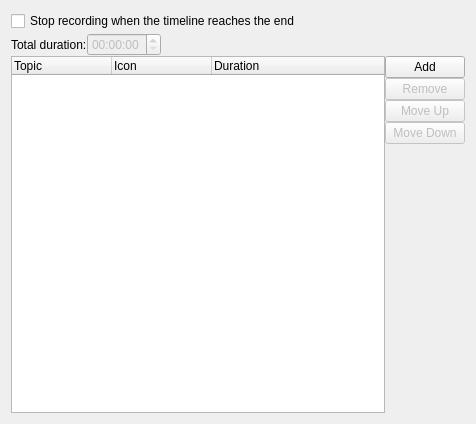
First picture: the form in src/config/ui/timelineconfig.ui, repository hippich/recorditnow, before the edit.
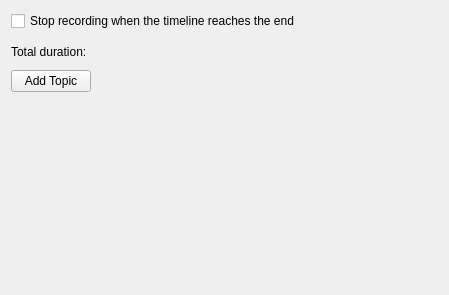
Second picture: the form after the edit. Custom widgets are drawn as their Qt base class.

Commit message: use the new list also here

What changed in the file:
```diff
--- a/src/config/ui/timelineconfig.ui
+++ b/src/config/ui/timelineconfig.ui
@@ -6,22 +6,16 @@
    <rect>
     <x>0</x>
     <y>0</y>
-    <width>476</width>
-    <height>424</height>
+    <width>449</width>
+    <height>295</height>
    </rect>
   </property>
   <property name="windowTitle">
    <string notr="true"/>
   </property>
   <layout class="QVBoxLayout" name="verticalLayout_4">
-   <property name="spacing">
-    <number>0</number>
-   </property>
    <item>
     <layout class="QFormLayout" name="formLayout">
-     <property name="fieldGrowthPolicy">
-      <enum>QFormLayout::ExpandingFieldsGrow</enum>
-     </property>
      <item row="0" column="0" colspan="2">
       <widget class="QCheckBox" name="kcfg_timeLineStop">
        <property name="text">
@@ -29,23 +23,6 @@
        </property>
       </widget>
      </item>
-     <item row="2" column="0">
-      <widget class="QLabel" name="label">
-       <property name="text">
-        <string>Total duration:</string>
-       </property>
-      </widget>
-     </item>
-     <item row="2" column="1">
-      <widget class="QTimeEdit" name="totalDurationEdit">
-       <property name="enabled">
-        <bool>false</bool>
-       </property>
-       <property name="displayFormat">
-        <string notr="true">HH:mm:ss</string>
-       </property>
-      </widget>
-     </item>
      <item row="1" column="0" colspan="2">
       <widget class="KSeparator" name="kseparator">
        <property name="minimumSize">
@@ -56,89 +33,84 @@
        </property>
       </widget>
      </item>
+     <item row="2" column="0">
+      <widget class="QLabel" name="label">
+       <property name="text">
+        <string>Total duration:</string>
+       </property>
+      </widget>
+     </item>
+     <item row="2" column="1">
+      <widget class="QLabel" name="totalDurationLabel">
+       <property name="text">
+        <string/>
+       </property>
+      </widget>
+     </item>
+    </layout>
+   </item>
+   <item>
+    <spacer name="verticalSpacer">
+     <property name="orientation">
+      <enum>Qt::Vertical</enum>
+     </property>
+     <property name="sizeType">
+      <enum>QSizePolicy::Preferred</enum>
+     </property>
+     <property name="sizeHint" stdset="0">
+      <size>
+       <width>20</width>
+       <height>5</height>
+      </size>
+     </property>
+    </spacer>
+   </item>
+   <item>
+    <layout class="QHBoxLayout" name="horizontalLayout_2">
+     <item>
+      <widget class="KPushButton" name="addTopicButton">
+       <property name="text">
+        <string>Add Topic</string>
+       </property>
+      </widget>
+     </item>
+     <item>
+      <spacer name="horizontalSpacer">
+       <property name="orientation">
+        <enum>Qt::Horizontal</enum>
+       </property>
+       <property name="sizeHint" stdset="0">
+        <size>
+         <width>40</width>
+         <height>20</height>
+        </size>
+       </property>
+      </spacer>
+     </item>
     </layout>
    </item>
    <item>
     <layout class="QHBoxLayout" name="horizontalLayout">
      <item>
-      <widget class="QTreeWidget" name="treeWidget">
-       <property name="alternatingRowColors">
+      <widget class="QScrollArea" name="scrollArea">
+       <property name="frameShape">
+        <enum>QFrame::NoFrame</enum>
+       </property>
+       <property name="widgetResizable">
         <bool>true</bool>
        </property>
-       <property name="rootIsDecorated">
-        <bool>false</bool>
-       </property>
-       <column>
-        <property name="text">
-         <string>Topic</string>
+       <widget class="QWidget" name="topicListWidget">
+        <property name="geometry">
+         <rect>
+          <x>0</x>
+          <y>0</y>
+          <width>439</width>
+          <height>195</height>
+         </rect>
         </property>
-       </column>
-       <column>
-        <property name="text">
-         <string>Icon</string>
-        </property>
-       </column>
-       <column>
-        <property name="text">
-         <string>Duration</string>
-        </property>
-       </column>
+       </widget>
       </widget>
      </item>
-     <item>
-      <layout class="QVBoxLayout" name="verticalLayout">
-       <item>
-        <widget class="KPushButton" name="addButton">
-         <property name="text">
-          <string>Add</string>
-         </property>
-        </widget>
-       </item>
-       <item>
-        <widget class="KPushButton" name="removeButton">
-         <property name="enabled">
-          <bool>false</bool>
-         </property>
-         <property name="text">
-          <string>Remove</string>
-         </property>
-        </widget>
-       </item>
-       <item>
-        <widget class="KPushButton" name="upButton">
-         <property name="enabled">
-          <bool>false</bool>
-         </property>
-         <property name="text">
-          <string>Move Up</string>
-         </property>
-        </widget>
-       </item>
-       <item>
-        <widget class="KPushButton" name="downButton">
-         <property name="enabled">
-          <bool>false</bool>
-         </property>
-         <property name="text">
-          <string>Move Down</string>
-         </property>
-        </widget>
-       </item>
-       <item>
-        <spacer name="verticalSpacer">
-         <property name="orientation">
-          <enum>Qt::Vertical</enum>
-         </property>
-         <property name="sizeHint" stdset="0">
-          <size>
-           <width>20</width>
-           <height>40</height>
-          </size>
-         </property>
-        </spacer>
-       </item>
-      </layout>
-     </item>
     </layout>
    </item>
   </layout>
```
The commit also changes 11 other files.
